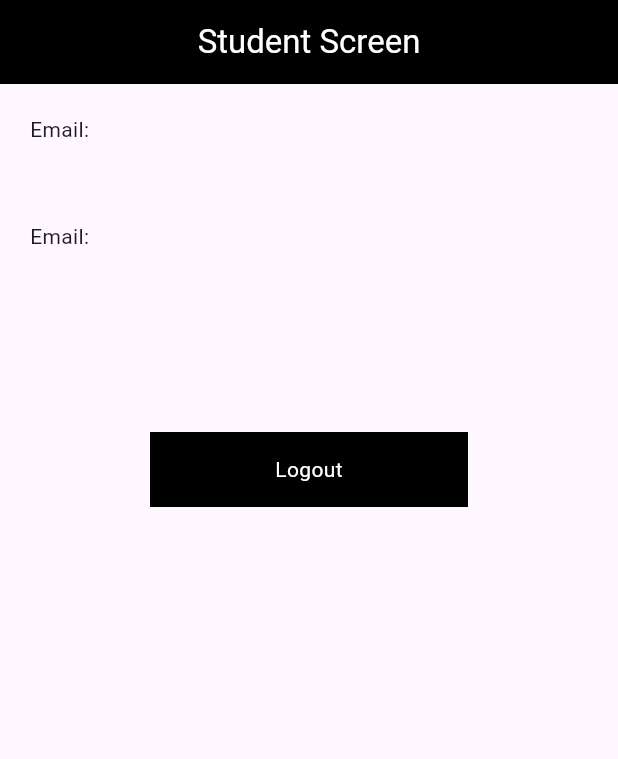
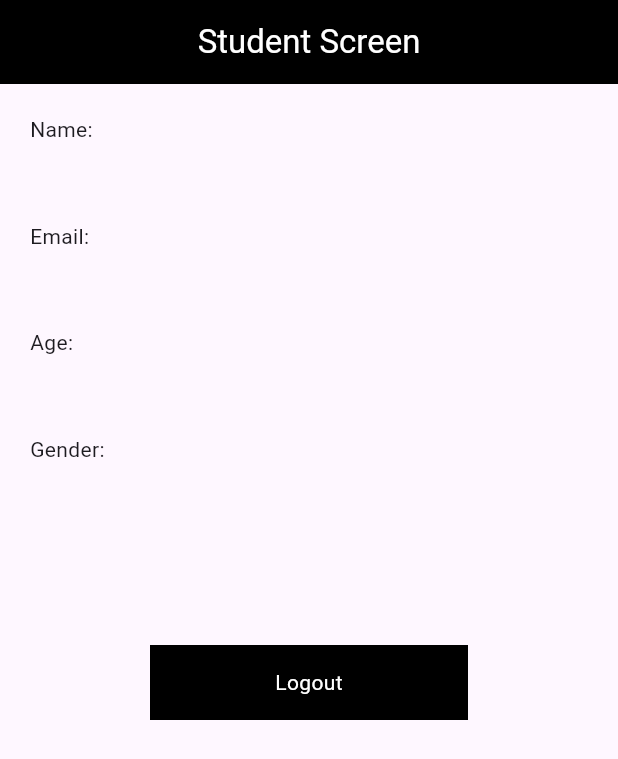
Before and after one commit to ZainR10/Flutter-Rooms, a Flutter app: the Student screen opened directly, on a phone screen of 412 x 824 dp. Shown: the top 759 px of the screen. Run offline on Flutter 3.47's test engine with Material 3 defaults, Android fonts, the phone set to English and light mode, and no system bars; our stand-ins replace shared_preferences; accounts and stored records are empty.

Commit message:
created fetching data logic

```diff
--- a/lib/login.dart
+++ b/lib/login.dart
@@ -156,7 +156,9 @@ class _LoginState extends State<Login> {
                   onTap: () async {
                     SharedPreferences sp =
                         await SharedPreferences.getInstance();
+                    sp.setString('name', nameController.text.toString());
                     sp.setString('email', emailController.text.toString());
+                    sp.setString('gender', selectedGender.toString());
                     sp.setString('age', ageController.text.toString());
                     sp.setBool('isLogin', true);
 
--- a/lib/student_screen.dart
+++ b/lib/student_screen.dart
@@ -10,7 +10,7 @@ class Student extends StatefulWidget {
 }
 
 class _StudentState extends State<Student> {
-  String email = '', age = '';
+  String name = '', email = '', age = '', gender = '';
   @override
   void initState() {
     // TODO: implement initState
@@ -21,8 +21,10 @@ class _StudentState extends State<Student> {
   loadData() async {
     SharedPreferences sp = await SharedPreferences.getInstance();
     setState(() {
+      name = sp.getString('name') ?? '';
       email = sp.getString('email') ?? '';
       age = sp.getString('age') ?? '';
+      gender = sp.getString('gender') ?? '';
     });
   }
 
@@ -39,6 +41,16 @@ class _StudentState extends State<Student> {
         backgroundColor: Colors.black,
       ),
       body: Column(children: [
+        //***name***
+        Padding(
+          padding: const EdgeInsets.all(20),
+          child: Row(
+            mainAxisAlignment: MainAxisAlignment.spaceBetween,
+            children: [const Text('Name:'), Text(name.toString())],
+          ),
+        ),
+        const SizedBox(height: 10),
+        //***email ***
         Padding(
           padding: const EdgeInsets.all(20),
           child: Row(
@@ -47,11 +59,21 @@ class _StudentState extends State<Student> {
           ),
         ),
         const SizedBox(height: 10),
+        //***age ***
         Padding(
           padding: const EdgeInsets.all(20),
           child: Row(
             mainAxisAlignment: MainAxisAlignment.spaceBetween,
-            children: [const Text('Email:'), Text(email.toString())],
+            children: [const Text('Age:'), Text(age.toString())],
+          ),
+        ),
+        const SizedBox(height: 10),
+        //***gender ***
+        Padding(
+          padding: const EdgeInsets.all(20),
+          child: Row(
+            mainAxisAlignment: MainAxisAlignment.spaceBetween,
+            children: [const Text('Gender:'), Text(gender.toString())],
           ),
         ),
         Padding(
```
